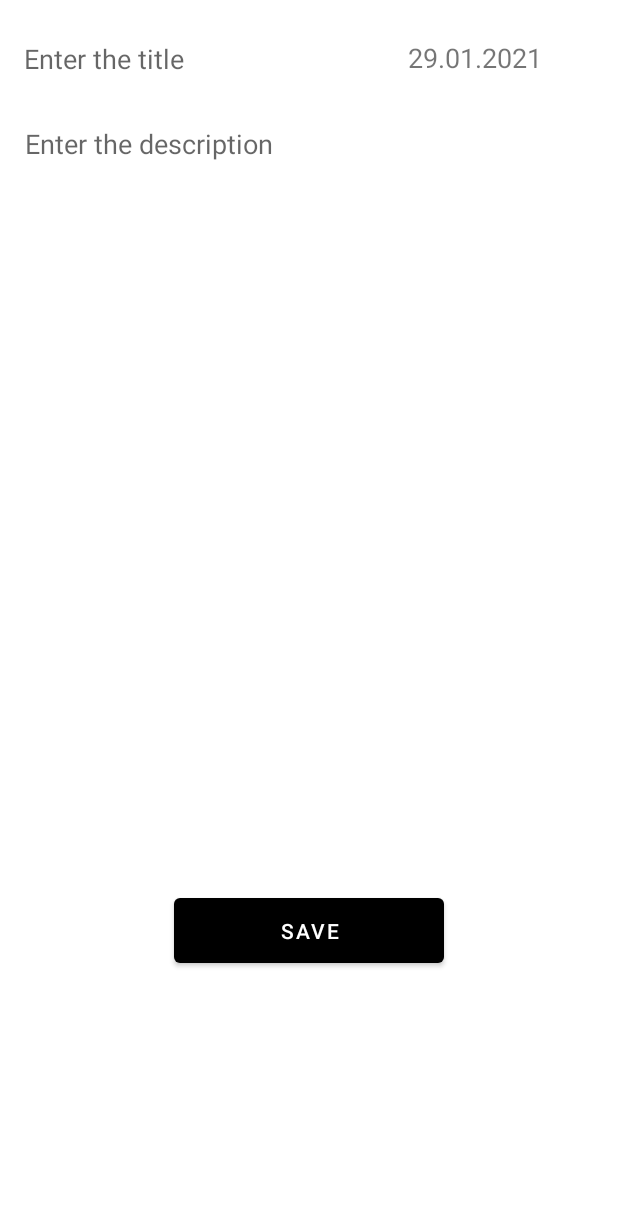
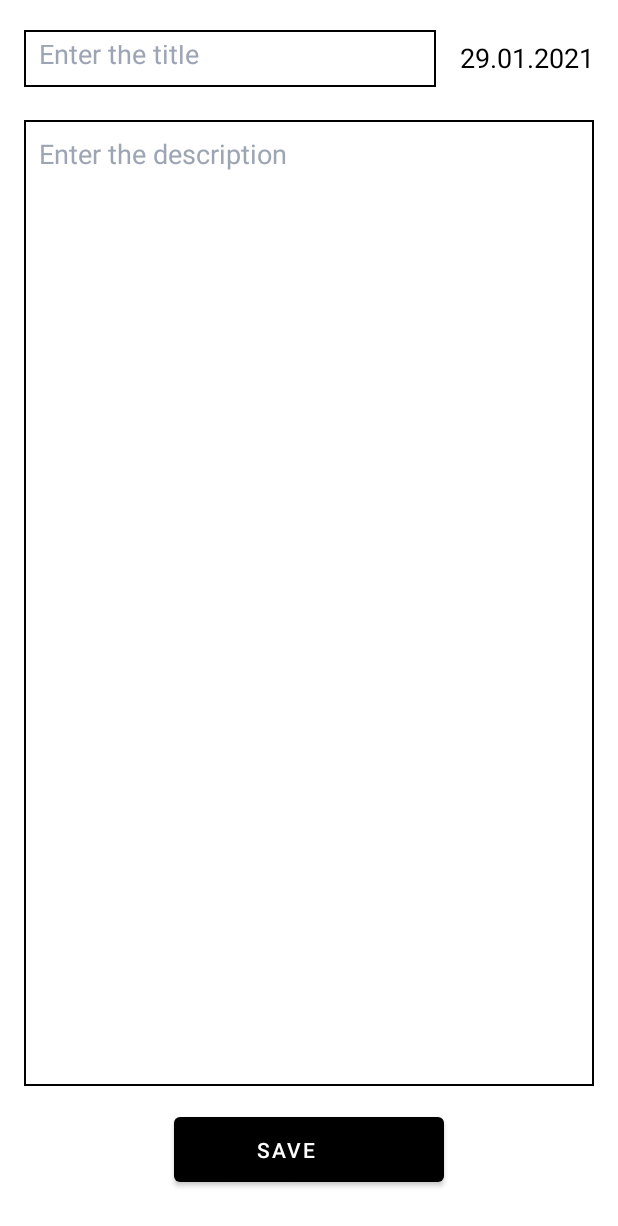
Before and after one commit to SemikAlexander/MobileDiary, an Android app: the AddActivity screen opened directly, with no data from a screen before it, on a phone screen of 412 x 824 dp. Shown: the top 1226 px of the screen. Run offline under Robolectric (Android 15) with nearby library versions, the phone set to English and light mode, and no system bars; libraries missing offline, so code that uses them is left out: io.realm, io.realm.kotlin; 3 statements that could not run were skipped.

```diff
--- a/app/src/main/java/com/example/diary/AddActivity.kt
+++ b/app/src/main/java/com/example/diary/AddActivity.kt
@@ -24,12 +24,16 @@ class AddActivity : AppCompatActivity() {
         setContentView(binding.root)
 
         binding.apply {
+
+            val sdf = SimpleDateFormat("dd.MM.yyyy", Locale.US)
+
+            dateTextView.text = sdf.format(Date())
+
             val d = DatePickerDialog.OnDateSetListener { _, year, monthOfYear, dayOfMonth ->
                 dateAndTime[Calendar.YEAR] = year
                 dateAndTime[Calendar.MONTH] = monthOfYear
                 dateAndTime[Calendar.DAY_OF_MONTH] = dayOfMonth
 
-                val sdf = SimpleDateFormat("dd.MM.yyyy", Locale.US)
                 dateTextView.text = sdf.format(dateAndTime.time)
             }
 
--- /dev/null
+++ b/app/src/main/res/drawable/border.xml
@@ -0,0 +1,15 @@
+<?xml version="1.0" encoding="utf-8"?>
+<shape xmlns:android="http://schemas.android.com/apk/res/android">
+    <stroke
+        android:width="1dp"
+        android:color="@color/black" />
+    <solid
+        android:color="#00FFFFFF"
+        android:paddingLeft="10dp"
+        android:paddingTop="10dp"/>
+    <padding
+        android:left="10dp"
+        android:top="10dp"
+        android:right="10dp"
+        android:bottom="10dp" />
+</shape>
--- /dev/null
+++ b/app/src/main/res/drawable/ic_baseline_save_24.xml
@@ -0,0 +1,10 @@
+<vector xmlns:android="http://schemas.android.com/apk/res/android"
+    android:width="24dp"
+    android:height="24dp"
+    android:viewportWidth="24"
+    android:viewportHeight="24"
+    android:tint="?attr/colorControlNormal">
+  <path
+      android:fillColor="@android:color/white"
+      android:pathData="M17,3L5,3c-1.11,0 -2,0.9 -2,2v14c0,1.1 0.89,2 2,2h14c1.1,0 2,-0.9 2,-2L21,7l-4,-4zM12,19c-1.66,0 -3,-1.34 -3,-3s1.34,-3 3,-3 3,1.34 3,3 -1.34,3 -3,3zM15,9L5,9L5,5h10v4z"/>
+</vector>
--- a/app/src/main/res/layout/activity_add.xml
+++ b/app/src/main/res/layout/activity_add.xml
@@ -1,75 +1,59 @@
 <?xml version="1.0" encoding="utf-8"?>
-<androidx.constraintlayout.widget.ConstraintLayout xmlns:android="http://schemas.android.com/apk/res/android"
+<RelativeLayout xmlns:android="http://schemas.android.com/apk/res/android"
     xmlns:app="http://schemas.android.com/apk/res-auto"
     xmlns:tools="http://schemas.android.com/tools"
     android:layout_width="match_parent"
     android:layout_height="match_parent"
+    android:background="?attr/colorOnPrimary"
     tools:context=".AddActivity">
 
     <EditText
         android:id="@+id/titleEditText"
-        android:layout_width="240dp"
+        android:layout_width="fill_parent"
         android:layout_height="38dp"
-        android:layout_marginStart="16dp"
+        android:layout_marginTop="20dp"
         android:layout_marginLeft="16dp"
-        android:layout_marginTop="20dp"
-        android:background="@color/white"
+        android:layout_marginRight="121dp"
+        android:layout_marginEnd="121dp"
         android:hint="@string/title_hint"
-        app:layout_constraintStart_toStartOf="parent"
-        app:layout_constraintTop_toTopOf="parent"
-        tools:ignore="MissingConstraints" />
+        android:background="@drawable/border"
+        android:layout_marginStart="16dp" />
 
     <TextView
         android:id="@+id/dateTextView"
         android:layout_width="wrap_content"
         android:layout_height="wrap_content"
-        android:layout_marginStart="16dp"
-        android:layout_marginLeft="16dp"
+        android:text="29.01.2021"
+        android:textSize="18sp"
         android:layout_marginTop="26dp"
-        android:layout_marginEnd="51dp"
-        android:layout_marginRight="51dp"
-        android:gravity="center_horizontal"
-        android:text="29.01.2021"
-        android:textAlignment="center"
-        android:textSize="18sp"
-        app:layout_constraintEnd_toEndOf="parent"
-        app:layout_constraintStart_toEndOf="@+id/titleEditText"
-        app:layout_constraintTop_toTopOf="parent"
-        tools:ignore="MissingConstraints" />
+        android:layout_alignParentRight="true"
+        android:layout_marginRight="16dp"
+        android:layout_marginEnd="16dp"
+        android:layout_alignParentEnd="true" />
 
     <EditText
         android:id="@+id/descriptionEditText"
-        android:layout_width="379dp"
-        android:layout_height="493dp"
-        android:layout_marginStart="16dp"
+        android:layout_width="fill_parent"
+        android:layout_height="fill_parent"
         android:layout_marginLeft="16dp"
-        android:layout_marginTop="25dp"
-        android:layout_marginEnd="16dp"
         android:layout_marginRight="16dp"
-        android:layout_marginBottom="16dp"
-        android:background="@color/white"
+        android:layout_marginTop="80dp"
+        android:layout_marginBottom="100dp"
         android:ems="10"
         android:gravity="start|top"
         android:hint="@string/description_hint"
         android:inputType="textMultiLine"
-        app:layout_constraintBottom_toTopOf="@+id/saveButton"
-        app:layout_constraintEnd_toEndOf="parent"
-        app:layout_constraintStart_toStartOf="parent"
-        app:layout_constraintTop_toBottomOf="@+id/titleEditText"
-        tools:ignore="MissingConstraints" />
+        android:background="@drawable/border"/>
 
     <Button
         android:id="@+id/saveButton"
         android:layout_width="180dp"
         android:layout_height="55dp"
-        android:layout_marginStart="112dp"
-        android:layout_marginLeft="112dp"
-        android:layout_marginTop="16dp"
-        android:layout_marginEnd="112dp"
-        android:layout_marginRight="112dp"
+        android:layout_alignParentBottom="true"
+        android:layout_marginBottom="30dp"
+        android:layout_centerInParent="true"
         android:text="@string/save_button"
-        app:layout_constraintEnd_toEndOf="parent"
-        app:layout_constraintStart_toStartOf="parent"
-        app:layout_constraintTop_toBottomOf="@+id/descriptionEditText" />
 
-</androidx.constraintlayout.widget.ConstraintLayout>
+        android:drawableRight="@drawable/ic_baseline_save_24"/>
+
+</RelativeLayout>
--- a/app/src/main/res/values/colors.xml
+++ b/app/src/main/res/values/colors.xml
@@ -7,4 +7,7 @@
     <color name="teal_700">#FF018786</color>
     <color name="black">#FF000000</color>
     <color name="white">#FFFFFFFF</color>
+
+    <color name="main_dark">#2D2D2D</color>
+    <color name="hint_text">#9DA5B4</color>
 </resources>
--- a/app/src/main/res/values/strings.xml
+++ b/app/src/main/res/values/strings.xml
@@ -1,4 +1,4 @@
-<resources>
+ <resources>
     <string name="app_name">Diary</string>
     <string name="navigation_drawer_open">Open navigation drawer</string>
     <string name="navigation_drawer_close">Close navigation drawer</string>
--- a/app/src/main/res/values/themes.xml
+++ b/app/src/main/res/values/themes.xml
@@ -12,13 +12,15 @@
         <!-- Status bar color. -->
         <item name="android:statusBarColor" tools:targetApi="l">?attr/colorPrimaryVariant</item>
         <!-- Customize your theme here. -->
+        <item name="android:textColor">@color/black</item>
+        <item name="android:textColorHint">@color/hint_text</item>
     </style>
 
     <style name="Theme.DiaryNight" parent="Theme.MaterialComponents.DayNight.NoActionBar">
         <!-- Primary brand color. -->
-        <item name="colorPrimary">@color/black</item>
+        <item name="colorPrimary">@color/main_dark</item>
         <item name="colorPrimaryVariant">@color/white</item>
-        <item name="colorOnPrimary">@color/white</item>
+        <item name="colorOnPrimary">@color/main_dark</item>
         <!-- Secondary brand color. -->
         <item name="colorSecondary">@color/teal_200</item>
         <item name="colorSecondaryVariant">@color/teal_700</item>
@@ -26,6 +28,8 @@
         <!-- Status bar color. -->
         <item name="android:statusBarColor" tools:targetApi="l">?attr/colorPrimaryVariant</item>
         <!-- Customize your theme here. -->
+        <item name="android:textColor">@color/white</item>
+        <item name="android:textColorHint">@color/hint_text</item>
     </style>
 
     <style name="Theme.Diary.NoActionBar">
```
